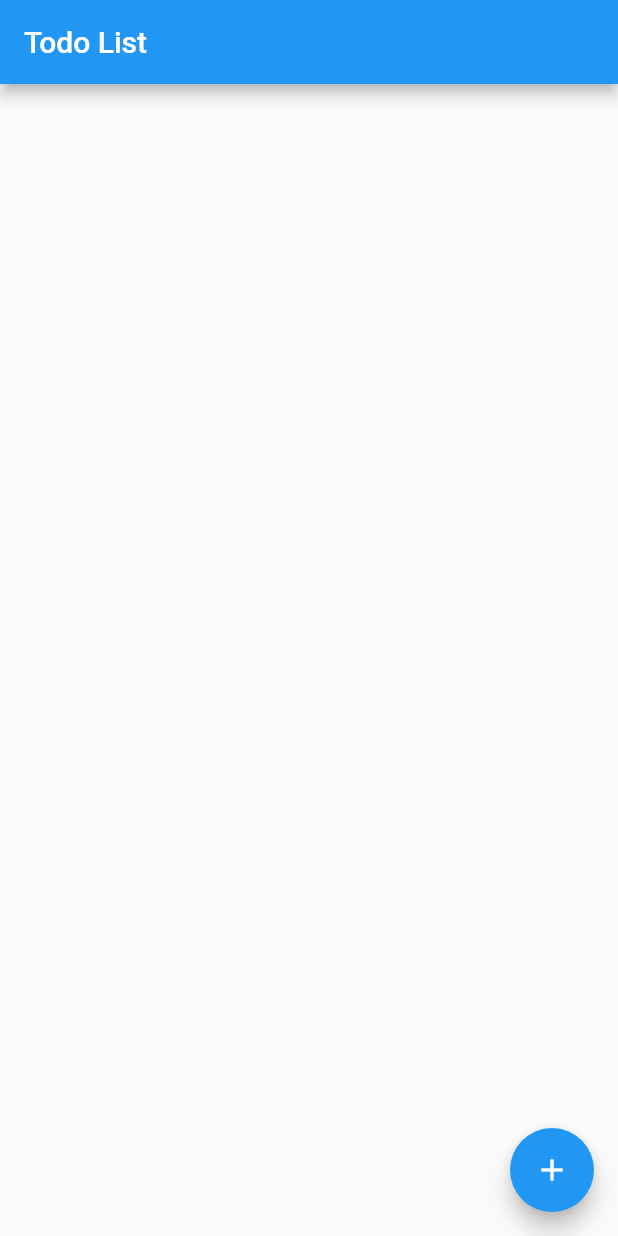
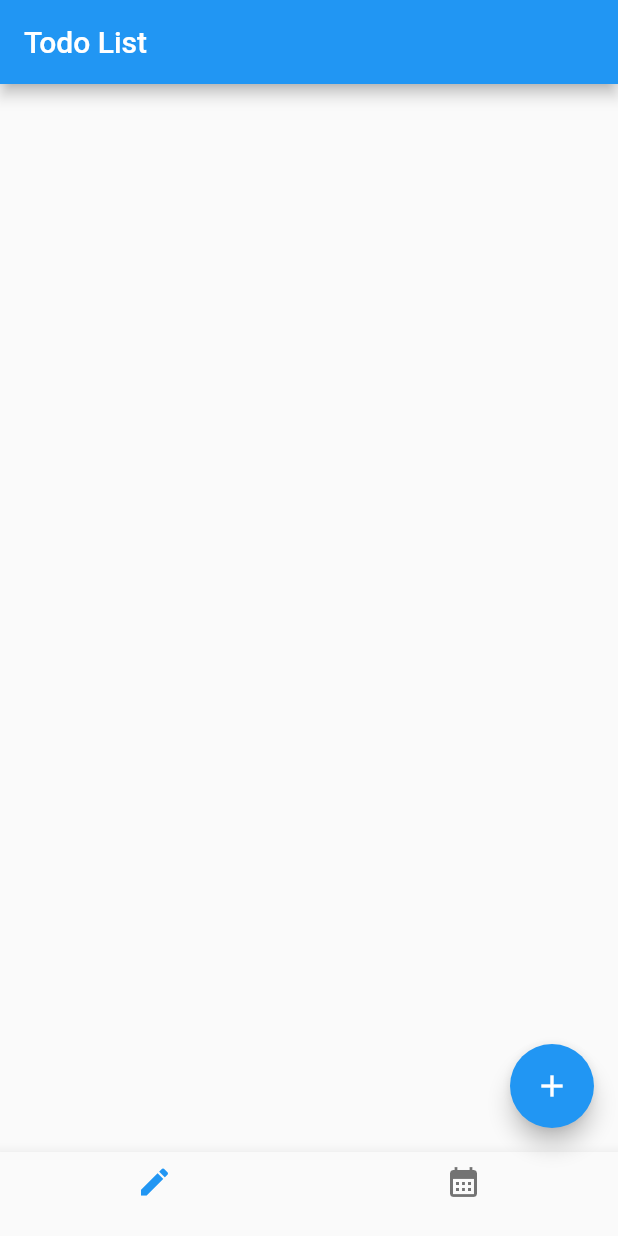
Before and after one commit to paul3083/flutter, a Flutter app: the screen it shows after launch, on a phone screen of 412 x 824 dp. Run offline on Flutter 3.47's test engine with Material 2 defaults, Android fonts, the phone set to English and light mode, and no system bars.

Commit message:
todolist_calender

```diff
--- a/lib/main.dart
+++ b/lib/main.dart
@@ -112,6 +112,18 @@ class _TodoAppState extends State<TodoApp> {
         },
         child: const Icon(Icons.add),
       ),
+      bottomNavigationBar: BottomNavigationBar(
+        items: const [
+          BottomNavigationBarItem(
+              icon: Icon(Icons.edit),
+            label: ""
+          ),
+          BottomNavigationBarItem(
+              icon: Icon(Icons.calendar_month),
+            label: ""
+          ),
+        ],
+      )
     );
   }
 }
```
Also changed, not shown: lib/calendar.dart (added).
